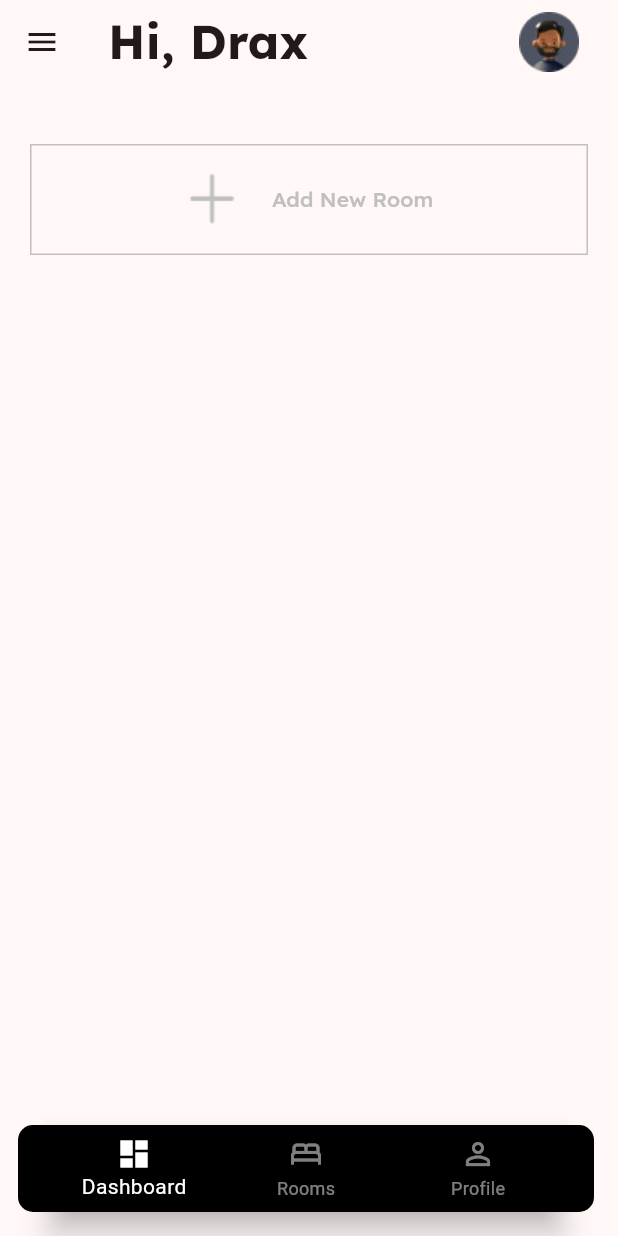
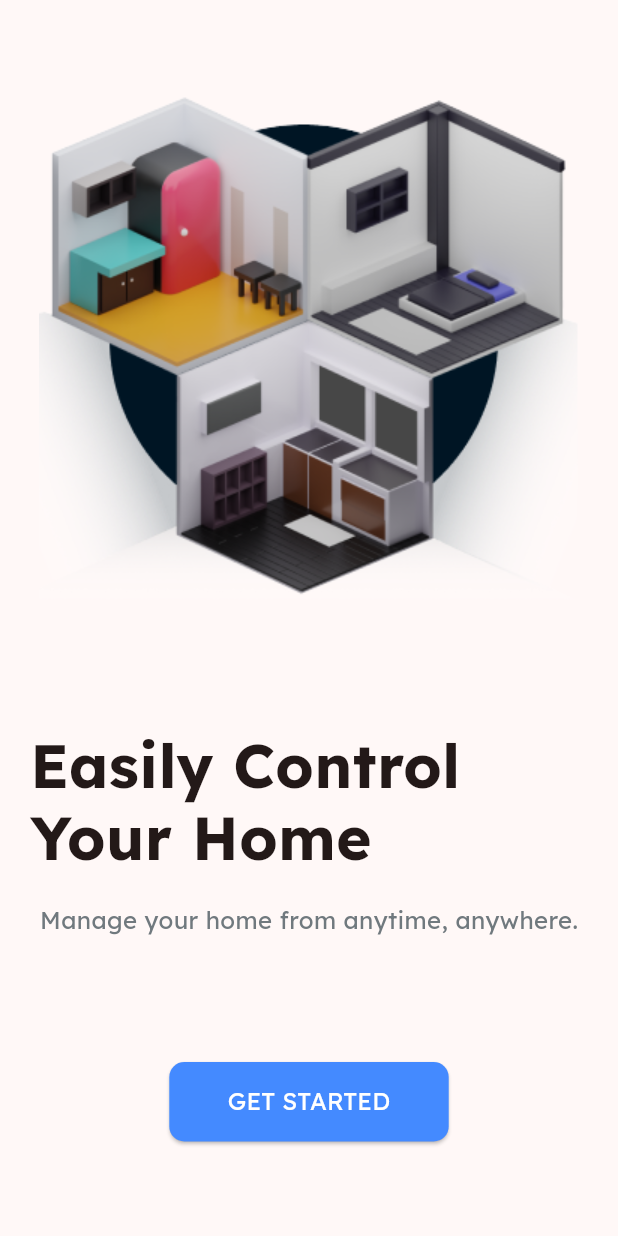
Before and after one commit to AwalkzzD/estonedge, a Flutter app: the screen it shows after launch, on a phone screen of 412 x 824 dp. Run offline on Flutter 3.47's test engine with Material 3 defaults, Android fonts, the phone set to English and light mode, and no system bars; project files that could hold a hidden picture were left out.

```diff
--- a/lib/base/utils/widgets/custom_textfield.dart
+++ b/lib/base/utils/widgets/custom_textfield.dart
@@ -1,10 +1,10 @@
 import 'package:flutter/material.dart';
 
 
-class CustomTextfield extends StatelessWidget {
+class CustomTextField extends StatelessWidget {
   final String hintText;
   final Icon icon;
-  const CustomTextfield({super.key, required this.hintText, required this.icon});
+  const CustomTextField({super.key, required this.hintText, required this.icon});
 
   @override
   Widget build(BuildContext context) {
--- a/lib/main.dart
+++ b/lib/main.dart
@@ -1,7 +1,7 @@
+import 'package:estonedge/ui/auth/login/login_screen.dart';
+import 'package:estonedge/ui/auth/signup/signup_screen.dart';
 import 'package:estonedge/ui/home/home_screen.dart';
-import 'package:estonedge/ui/login/login_screen.dart';
-import 'package:estonedge/ui/signup/signup_screen.dart';
-// import 'package:estonedge/ui/introduction/get_started.dart';
+import 'package:estonedge/ui/introduction/get_started.dart';
 import 'package:estonedge/ui/splash/splash_screen.dart';
 import 'package:flutter/material.dart';
 import 'package:flutter/services.dart';
@@ -27,7 +27,7 @@ class MainApp extends StatelessWidget {
       initialRoute: '/',
       routes: {
         '/': (context) => const SplashScreen(),
-        // '/introduction': (context) => const GetStarted(),
+        '/introduction': (context) => const GetStarted(),
         '/home': (context) => const HomeScreen(),
         '/login': (context) => const LoginScreen(),
         '/signup': (context) => const SignupScreen(),
--- a/lib/ui/home/home_screen.dart
+++ b/lib/ui/home/home_screen.dart
@@ -117,7 +117,8 @@ class _HomeScreenState extends BaseWidgetState<HomeScreen> {
         unselectedItemColor: Colors.white.withOpacity(0.5),
         //currentIndex: _selectedIndex,
         //onTap: _onItemTapped,
-        type: BottomNavigationBarType.fixed, // Hide labels by default
+        type: BottomNavigationBarType.fixed,
+        // Hide labels by default
         items: const [
           BottomNavigationBarItem(
             icon: Icon(Icons.dashboard),
--- /dev/null
+++ b/lib/ui/introduction/get_started.dart
@@ -0,0 +1,72 @@
+import 'package:estonedge/base/constants/app_images.dart';
+import 'package:estonedge/base/screens/base_widget.dart';
+import 'package:flutter/material.dart';
+
+class GetStarted extends BaseWidget {
+  const GetStarted({super.key});
+
+  @override
+  BaseWidgetState<BaseWidget> getState() => _GetStartedState();
+}
+
+class _GetStartedState extends BaseWidgetState<GetStarted> {
+  @override
+  Widget build(BuildContext context) {
+    return Scaffold(
+      body: SafeArea(
+        child: Column(
+          mainAxisAlignment: MainAxisAlignment.spaceEvenly,
+          children: <Widget>[
+            Image.asset(AppImages.getStartedHomeIllutstration),
+            const Padding(
+              padding:  EdgeInsets.all(20.0),
+              child: Column(
+                children: <Widget>[
+                  Text(
+                    'Easily Control Your Home',
+                    style: TextStyle(
+                        height: 1.2,
+                        fontFamily: 'Lexend',
+                        fontWeight: FontWeight.bold,
+                        fontSize: 40),
+                  ),
+                  SizedBox(
+                    height: 20,
+                  ),
+                  Text(
+                    'Manage your home from anytime, anywhere.',
+                    style: TextStyle(
+                        color: Color.fromRGBO(112, 121, 126, 1),
+                        fontFamily: 'Lexend',
+                        fontWeight: FontWeight.normal,
+                        fontSize: 16),
+                  ),
+                ],
+              ),
+            ),
+            ElevatedButton(
+              onPressed: () {
+                Navigator.pushReplacementNamed(context, '/login');
+              },
+              style: ElevatedButton.styleFrom(
+                  backgroundColor: Colors.blueAccent,
+                  shape: RoundedRectangleBorder(
+                      borderRadius: BorderRadius.circular(10.0))),
+              child: const Padding(
+                padding:  EdgeInsets.all(15.0),
+                child: Text(
+                  'GET STARTED',
+                  style: TextStyle(
+                      color: Colors.white,
+                      fontFamily: 'Lexend',
+                      fontWeight: FontWeight.normal,
+                      fontSize: 16),
+                ),
+              ),
+            )
+          ],
+        ),
+      ),
+    );
+  }
+}
--- a/lib/ui/splash/splash_screen.dart
+++ b/lib/ui/splash/splash_screen.dart
@@ -44,7 +44,7 @@ class _SplashScreenState extends BaseWidgetState<SplashScreen>
 
   Future<void> navigateToHomeScreen() async {
     await Future.delayed(const Duration(seconds: 2), () {
-      Navigator.pushReplacementNamed(context, '/home');
+      Navigator.pushReplacementNamed(context, '/introduction');
     });
   }
 
```
Also changed, not shown: lib/base/utils/widgets/custom_button.dart (+6 -2 lines), lib/ui/auth/login/login_screen.dart (renamed from lib/ui/signup/signup_screen.dart, +17 -48 lines), lib/ui/auth/signup/signup_screen.dart (added, +126 -0 lines), lib/ui/auth/utils/custom_app_bar.dart (added, +31 -0 lines), lib/ui/login/login_screen.dart (deleted, +0 -85 lines), lib/generated/assets.dart (deleted), 1 other file.
